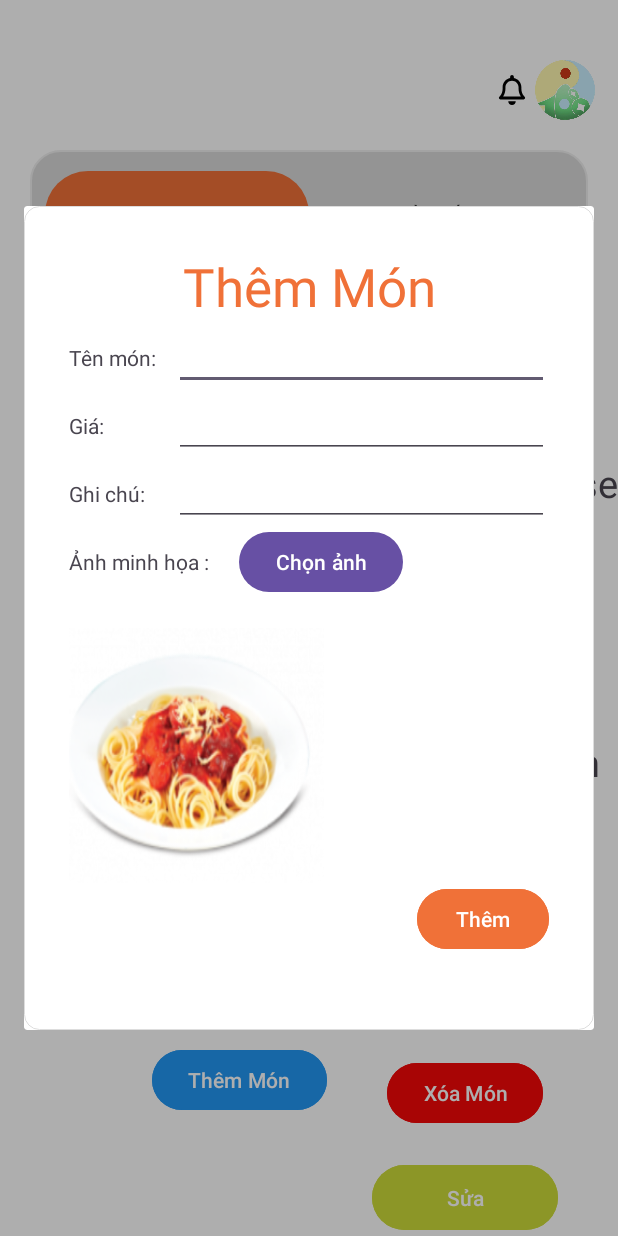
After one commit to JushLeHuuTin/QuanLiNhaHangKotlin, an Android app: the fragment ThemMonFramgent placed in its activity, on a phone screen of 412 x 824 dp. The commit adds this screen. Run offline under Robolectric (Android 15) with nearby library versions, the phone set to English and light mode, and no system bars.

Commit message:
huutin_xacnhanthemmon

```diff
--- a/app/src/main/java/com/example/nhahang/MenuMonActivity.kt
+++ b/app/src/main/java/com/example/nhahang/MenuMonActivity.kt
@@ -22,7 +22,8 @@ class MenuMonActivity : AppCompatActivity() {
         super.onCreate(savedInstanceState)
         enableEdgeToEdge()
         setContentView(R.layout.activity_menu_mon)
-
+        setControll()
+        setEventt()
     }
     fun setControll(){
         lv = findViewById(R.id.lv_GoiMon)
--- a/app/src/main/java/com/example/nhahang/QuanLiActivity.kt
+++ b/app/src/main/java/com/example/nhahang/QuanLiActivity.kt
@@ -72,7 +72,7 @@ class QuanLiActivity : AppCompatActivity() {
             btnQuanLi.backgroundTintList = ContextCompat.getColorStateList(this,R.color.transparent)
         }
         lo_QLBep.setOnClickListener{
-            startActivity(Intent(this,QuanLiMonAcitivity::class.java))
+            startActivity(Intent(this,MenuMonActivity::class.java))
         }
     }
 
--- a/app/src/main/java/com/example/nhahang/QuanLiMonAcitivity.kt
+++ b/app/src/main/java/com/example/nhahang/QuanLiMonActivity.kt
@@ -2,13 +2,17 @@ package com.example.nhahang
 
 import android.os.Bundle
 import android.widget.Button
+import android.widget.FrameLayout
 import androidx.activity.enableEdgeToEdge
 import androidx.appcompat.app.AppCompatActivity
 import androidx.core.content.ContextCompat
+import androidx.fragment.app.DialogFragment
+import androidx.fragment.app.Fragment
 
-class QuanLiMonAcitivity : AppCompatActivity() {
+class QuanLiMonActivity : AppCompatActivity() {
     private lateinit var btnMon : Button
     private lateinit var btnNuoc : Button
+    private lateinit var btnThemMon: Button
     override fun onCreate(savedInstanceState: Bundle?) {
         super.onCreate(savedInstanceState)
         enableEdgeToEdge()
@@ -20,6 +24,8 @@ class QuanLiMonAcitivity : AppCompatActivity() {
     fun setControl(){
         btnMon = findViewById(R.id.btnMon)
         btnNuoc = findViewById(R.id.btnNuoc)
+        btnThemMon = findViewById(R.id.btnThemMon)
+//        fragementThem = findViewById(R.id.f_ThemMon)
     }
     //set event
     fun setEvent(){
@@ -32,5 +38,9 @@ class QuanLiMonAcitivity : AppCompatActivity() {
             btnNuoc.backgroundTintList = ContextCompat.getColorStateList(this,R.color.primary_color)
             btnMon.backgroundTintList = ContextCompat.getColorStateList(this,R.color.transparent)
         }
+        btnThemMon.setOnClickListener {
+            val fmng  = ThemMonFramgent()
+            fmng.show(supportFragmentManager,"add form dia log")
+        }
     }
 }
--- a/app/src/main/java/com/example/nhahang/RecyclerTableAdapter.kt
+++ b/app/src/main/java/com/example/nhahang/RecyclerTableAdapter.kt
@@ -35,6 +35,9 @@ class RecyclerTableAdapter(val context : Context,val items : List<ItemTable>):Re
             when(currentItem.status){
                 0->{
                     Toast.makeText(context,"Bàn trống", Toast.LENGTH_SHORT).show()
+                    val intent = Intent(context,GoiMonActivity::class.java)
+                    intent.putExtra("TableName",currentItem.name)
+                    context.startActivity(intent)
                 }
                 1->{
                     Toast.makeText(context,"Bàn có khách", Toast.LENGTH_SHORT).show()
--- /dev/null
+++ b/app/src/main/java/com/example/nhahang/ThemMonFramgent.kt
@@ -0,0 +1,41 @@
+package com.example.nhahang
+
+import android.app.Dialog
+import android.os.Bundle
+import androidx.fragment.app.Fragment
+import android.view.LayoutInflater
+import android.view.View
+import android.view.ViewGroup
+import android.widget.Button
+import android.widget.Toast
+import androidx.fragment.app.DialogFragment
+
+class ThemMonFramgent : DialogFragment() {
+    private lateinit var btnThem : Button
+
+    override fun onStart(){
+        super.onStart()
+        dialog?.window?.setLayout(ViewGroup.LayoutParams.MATCH_PARENT,ViewGroup.LayoutParams.WRAP_CONTENT)
+
+    }
+    override fun onCreateView(
+        inflater: LayoutInflater, container: ViewGroup?,
+        savedInstanceState: Bundle?
+    ): View? {
+        return inflater.inflate(R.layout.framgent_them_mon, container, false)
+    }
+    override fun onViewCreated(view : View, savedInstanceState: Bundle?) {
+        super.onViewCreated(view, savedInstanceState)
+        btnThem = view.findViewById(R.id.btnThem)
+        btnThem.setOnClickListener {
+            dismiss()
+            Toast.makeText(requireContext(),"Thêm món thành công",Toast.LENGTH_SHORT).show()
+        }
+    }
+//    //set control
+//    fun setControl(){
+//        btnThem = findViewById()
+//    }
+
+
+}
--- /dev/null
+++ b/app/src/main/res/drawable/shape_background_white_border.xml
@@ -0,0 +1,10 @@
+<?xml version="1.0" encoding="utf-8"?>
+<shape xmlns:android="http://schemas.android.com/apk/res/android">
+    <solid
+        android:color="@color/white"/>
+    <corners
+        android:radius="10dp"/>
+    <stroke
+        android:width="1px"
+        android:color="#ddd"/>
+</shape>
--- a/app/src/main/res/layout/activity_gio_hang.xml
+++ b/app/src/main/res/layout/activity_gio_hang.xml
@@ -268,7 +268,7 @@
         android:layout_marginTop="16dp"
         app:layout_constraintStart_toEndOf="@+id/imageView8"
         app:layout_constraintTop_toBottomOf="@+id/textView5"
-        app:srcCompat="@drawable/ic_subtract_foreground" />
+        app:srcCompat="@drawable/ic_add_foreground" />
 
     <TextView
         android:id="@+id/textView5"
--- a/app/src/main/res/layout/activity_menu_mon.xml
+++ b/app/src/main/res/layout/activity_menu_mon.xml
@@ -4,6 +4,7 @@
     xmlns:tools="http://schemas.android.com/tools"
     android:id="@+id/main"
     android:layout_width="match_parent"
+    android:paddingTop="40dp"
     android:layout_height="match_parent"
     tools:context=".MenuMonActivity">
     <ImageView
@@ -124,7 +125,7 @@
             android:layout_width="wrap_content"
             android:layout_height="wrap_content"
             android:backgroundTint="@color/transparent"
-            android:textColor="#333"
+            android:textColor="#fff"
             app:layout_constraintEnd_toEndOf="@+id/lo_DisPlayMon"
             app:layout_constraintTop_toBottomOf="@+id/lo_DisPlayMon" />
 
--- a/app/src/main/res/layout/activity_quan_li_mon.xml
+++ b/app/src/main/res/layout/activity_quan_li_mon.xml
@@ -5,6 +5,7 @@
     android:layout_width="match_parent"
     android:layout_height="match_parent"
     android:paddingTop="40dp">
+
     <ImageView
         android:id="@+id/img_bell"
         android:layout_width="20dp"
@@ -238,7 +239,7 @@
         app:layout_constraintStart_toStartOf="@+id/button11" />
 
     <Button
-        android:id="@+id/button9"
+        android:id="@+id/btnThemMon"
         android:layout_width="wrap_content"
         android:layout_height="wrap_content"
         android:layout_marginBottom="18dp"
@@ -258,5 +259,15 @@
         android:layout_marginEnd="40dp"
         app:layout_constraintBottom_toBottomOf="parent"
         app:layout_constraintEnd_toEndOf="parent" />
+<!--    <fragment-->
+<!--        android:id="@+id/f_ThemMon"-->
+<!--        android:name="com.example.nhahang.ThemMonFramgent"-->
+<!--        android:layout_width="match_parent"-->
+<!--        android:layout_height="match_parent"-->
+<!--        app:layout_constraintBottom_toBottomOf="parent"-->
+<!--        app:layout_constraintEnd_toEndOf="parent"-->
+<!--        app:layout_constraintStart_toStartOf="parent"-->
+<!--        app:layout_constraintTop_toTopOf="parent">-->
+<!--    </fragment>-->
 
 </androidx.constraintlayout.widget.ConstraintLayout>
--- /dev/null
+++ b/app/src/main/res/layout/framgent_them_mon.xml
@@ -0,0 +1,118 @@
+<?xml version="1.0" encoding="utf-8"?>
+<LinearLayout xmlns:android="http://schemas.android.com/apk/res/android"
+    xmlns:app="http://schemas.android.com/apk/res-auto"
+    xmlns:tools="http://schemas.android.com/tools"
+    android:layout_width="match_parent"
+    android:layout_height="wrap_content"
+    tools:context=".ThemMonFramgent"
+    android:layout_gravity="center"
+    android:padding="30dp"
+            android:layout_margin="30dp"
+    android:background="@drawable/shape_background_white_border">
+
+    <!-- TODO: Update blank fragment layout -->
+    <LinearLayout
+        android:layout_width="match_parent"
+        android:layout_height="wrap_content"
+        android:layout_gravity="center"
+        android:orientation="vertical">
+
+        <TextView
+            android:layout_width="match_parent"
+            android:layout_height="wrap_content"
+            android:gravity="center"
+            android:text="Thêm Món"
+            android:textColor="@color/primary_color"
+            android:textSize="35dp" />
+
+        <LinearLayout
+            android:id="@+id/lo_ThemMon"
+            android:layout_width="match_parent"
+            android:layout_height="wrap_content"
+            android:orientation="vertical">
+
+            <LinearLayout
+                android:layout_width="match_parent"
+                android:layout_height="wrap_content"
+                android:orientation="horizontal">
+
+                <TextView
+                    android:layout_width="70dp"
+                    android:layout_height="wrap_content"
+                    android:text="Tên món:" />
+
+                <EditText
+                    android:layout_width="match_parent"
+                    android:layout_height="wrap_content"
+                    android:inputType="text" />
+
+            </LinearLayout>
+
+            <LinearLayout
+                android:layout_width="match_parent"
+                android:layout_height="wrap_content"
+                android:orientation="horizontal">
+
+                <TextView
+                    android:layout_width="70dp"
+                    android:layout_height="wrap_content"
+                    android:text="Giá:" />
+
+                <EditText
+                    android:layout_width="match_parent"
+                    android:layout_height="wrap_content"
+                    android:inputType="numberDecimal" />
+            </LinearLayout>
+
+            <LinearLayout
+                android:layout_width="match_parent"
+                android:layout_height="wrap_content"
+                android:orientation="horizontal">
+
+                <TextView
+                    android:layout_width="70dp"
+                    android:layout_height="wrap_content"
+                    android:text="Ghi chú:" />
+
+                <EditText
+                    android:layout_width="match_parent"
+                    android:layout_height="wrap_content"
+                    android:inputType="text" />
+            </LinearLayout>
+
+            <LinearLayout
+                android:layout_width="match_parent"
+                android:layout_height="wrap_content">
+
+                <TextView
+                    android:layout_width="wrap_content"
+                    android:layout_height="wrap_content"
+                    android:text="Ảnh minh họa :" />
+
+                <Button
+                    android:layout_width="wrap_content"
+                    android:layout_height="wrap_content"
+                    android:layout_marginStart="20dp"
+                    android:layout_marginBottom="20dp"
+                    android:text="Chọn ảnh" />
+            </LinearLayout>
+
+            <ImageView
+                android:layout_width="170dp"
+                android:layout_height="170dp"
+                android:background="@drawable/img" />
+
+            <Button
+                android:id="@+id/btnThem"
+                android:layout_width="wrap_content"
+                android:layout_height="wrap_content"
+                android:layout_gravity="end"
+                android:layout_marginBottom="20dp"
+                android:backgroundTint="@color/primary_color"
+                android:text="Thêm" />
+
+
+        </LinearLayout>
+    </LinearLayout>
+
+</LinearLayout>
--- a/app/src/main/res/values/strings.xml
+++ b/app/src/main/res/values/strings.xml
@@ -42,4 +42,6 @@
         libero vel nunc consequat, quis tincidunt nisl eleifend. Cras bibendum enim a justo luctus
         vestibulum. Fusce dictum libero quis erat maximus, vitae volutpat diam dignissim.
     </string>
+    <!-- TODO: Remove or change this placeholder text -->
+    <string name="hello_blank_fragment">Hello blank fragment</string>
 </resources>
```
Also changed, not shown: app/src/main/AndroidManifest.xml (+7 -3 lines).
